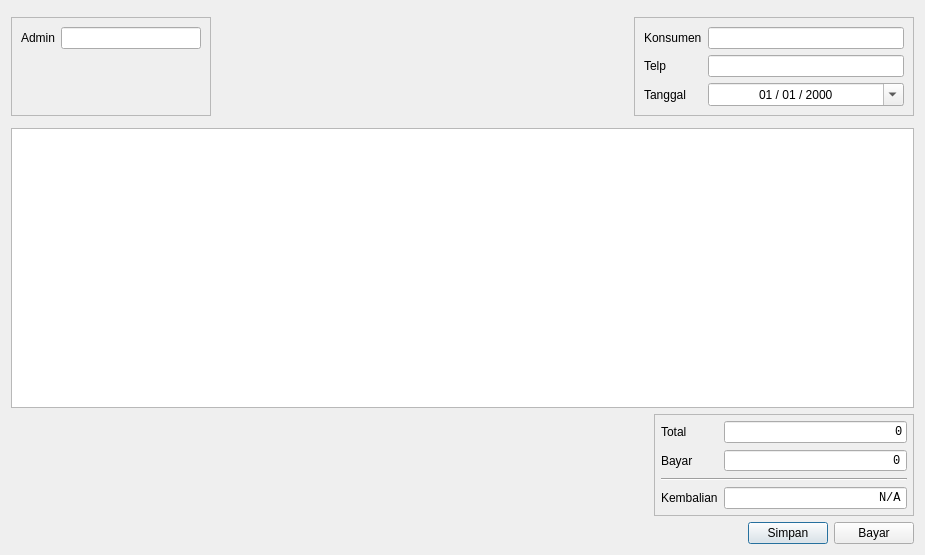
The window that src/widget/createinvoicedialog.ui (AyahnaSyahid/LazyMins) describes before a commit, drawn with Qt 5.
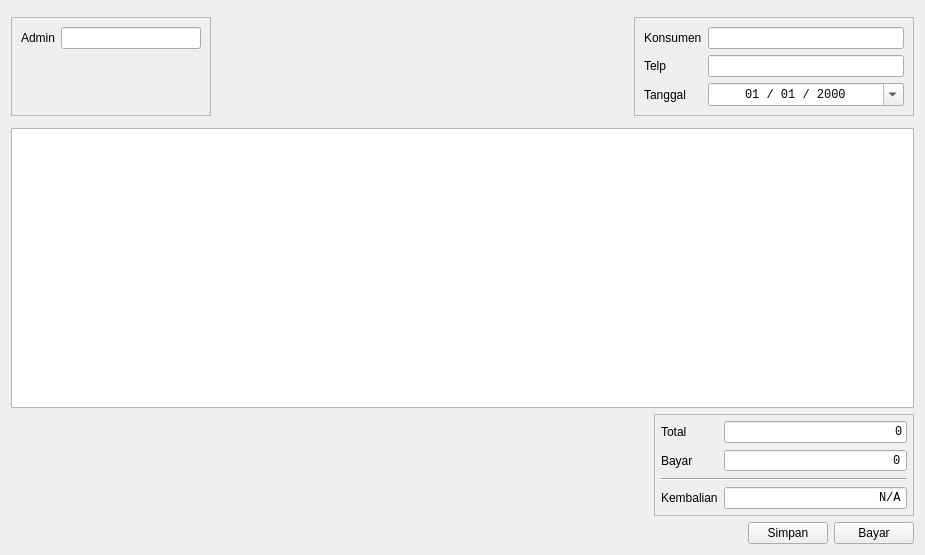
The same window after the commit.

What changed in the file:
```diff
--- a/src/widget/createinvoicedialog.ui
+++ b/src/widget/createinvoicedialog.ui
@@ -107,6 +107,11 @@
         </item>
         <item row="2" column="1">
          <widget class="QDateEdit" name="tanggalDateEdit">
+          <property name="font">
+           <font>
+            <family>Consolas</family>
+           </font>
+          </property>
           <property name="alignment">
            <set>Qt::AlignmentFlag::AlignCenter</set>
           </property>
@@ -327,6 +332,9 @@
        <property name="text">
         <string>Simpan</string>
        </property>
+       <property name="autoDefault">
+        <bool>false</bool>
+       </property>
       </widget>
      </item>
      <item>
@@ -334,6 +342,9 @@
        <property name="text">
         <string>Bayar</string>
        </property>
+       <property name="autoDefault">
+        <bool>false</bool>
+       </property>
       </widget>
      </item>
     </layout>
```
